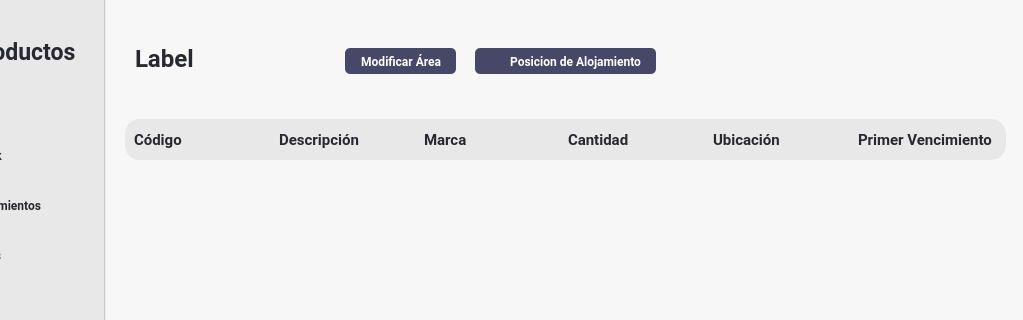
The window that Interfaces/main/Ui/mordern.ui (juanignaciocansillieri/bullsoft) describes before a commit, drawn with Qt 5; both pictures show x 127 to 1150 and y 0 to 320 of the 1150 by 686 pixel window.
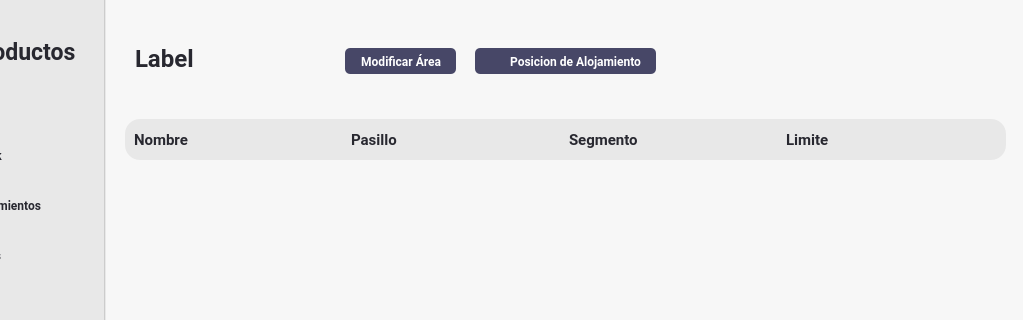
The same window after the commit. The open tabs and pages were chosen to show the change. Icons and pictures are not drawn.

```diff
--- a/Interfaces/main/Ui/mordern.ui
+++ b/Interfaces/main/Ui/mordern.ui
@@ -4328,7 +4328,7 @@
 </string>
                     </property>
                     <property name="text">
-                     <string>Código</string>
+                     <string>Nombre</string>
                     </property>
                    </widget>
                   </item>
@@ -4349,7 +4349,7 @@
 </string>
                     </property>
                     <property name="text">
-                     <string>Descripción</string>
+                     <string>Pasillo</string>
                     </property>
                    </widget>
                   </item>
@@ -4369,7 +4369,7 @@
 </string>
                     </property>
                     <property name="text">
-                     <string>Marca</string>
+                     <string>Segmento</string>
                     </property>
                    </widget>
                   </item>
@@ -4389,47 +4389,7 @@
 </string>
                     </property>
                     <property name="text">
-                     <string>Cantidad</string>
-                    </property>
-                   </widget>
-                  </item>
-                  <item>
-                   <widget class="QLabel" name="label_39">
-                    <property name="font">
-                     <font>
-                      <family>Roboto</family>
-                      <pointsize>11</pointsize>
-                      <weight>75</weight>
-                      <bold>true</bold>
-                     </font>
-                    </property>
-                    <property name="styleSheet">
-                     <string notr="true">background: none;
-color: #282830 ;
-</string>
-                    </property>
-                    <property name="text">
-                     <string>Ubicación</string>
-                    </property>
-                   </widget>
-                  </item>
-                  <item>
-                   <widget class="QLabel" name="label_38">
-                    <property name="font">
-                     <font>
-                      <family>Roboto</family>
-                      <pointsize>11</pointsize>
-                      <weight>75</weight>
-                      <bold>true</bold>
-                     </font>
-                    </property>
-                    <property name="styleSheet">
-                     <string notr="true">background: none;
-color: #282830 ;
-</string>
-                    </property>
-                    <property name="text">
-                     <string>Primer Vencimiento</string>
+                     <string>Limite</string>
                     </property>
                    </widget>
                   </item>
```
Left out of the diff: 70 changed lines with no effect on the pictures.
